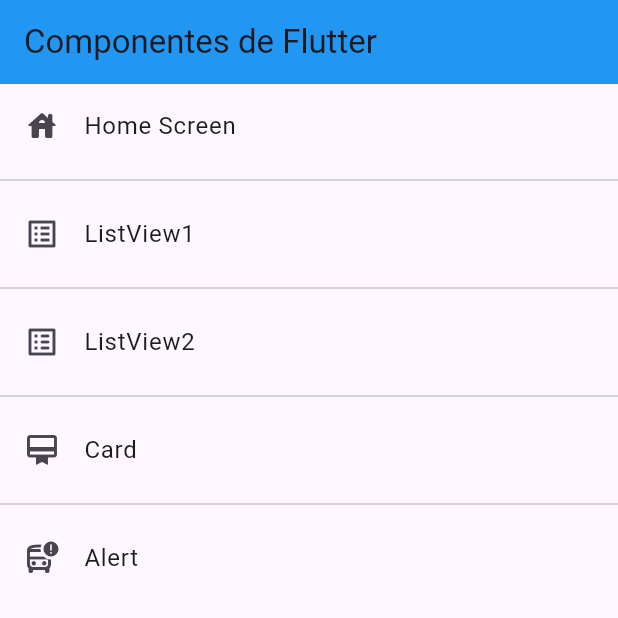
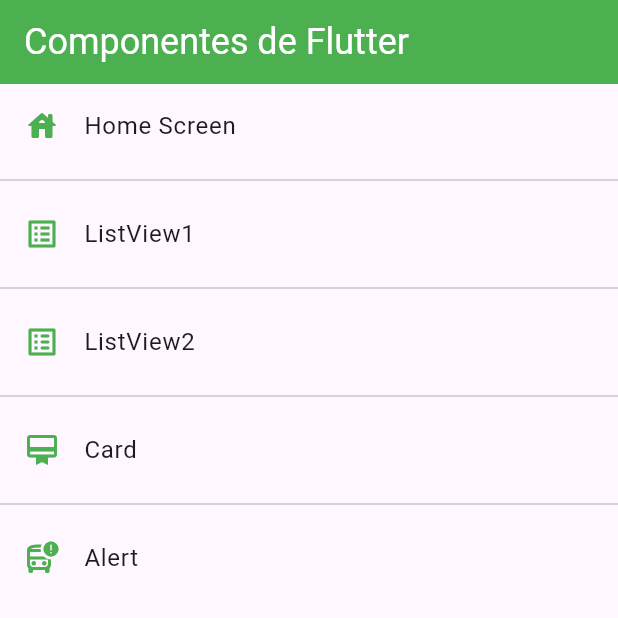
Before and after one commit to Guillermojs9/fl_componentes, a Flutter app: the screen it shows after launch, on a phone screen of 412 x 824 dp, the top half of it. Run offline on Flutter 3.47's test engine with Material 3 defaults, Android fonts, the phone set to English and light mode, and no system bars.

Commit message:
AppTheme

```diff
--- a/fl_componentes/lib/main.dart
+++ b/fl_componentes/lib/main.dart
@@ -1,5 +1,6 @@
 import 'package:fl_componentes/routes/app_routes.dart';
 import 'package:fl_componentes/screens/screens.dart';
+import 'package:fl_componentes/theme/app_theme.dart';
 import 'package:flutter/material.dart';
 
 void main() => runApp(const MyApp());
@@ -15,6 +16,7 @@ class MyApp extends StatelessWidget {
       initialRoute: AppRoutes.initialRoute,
       routes: AppRoutes.getAppRoutes(),
       onGenerateRoute: AppRoutes.onGenerateSettings,
+      theme: AppTheme.lightTheme,
     );
   }
 }
--- a/fl_componentes/lib/screens/home_screen.dart
+++ b/fl_componentes/lib/screens/home_screen.dart
@@ -10,7 +10,7 @@ class HomeScreen extends StatelessWidget {
     return Scaffold(
         appBar: AppBar(
           title: const Text("Componentes de Flutter"),
-          backgroundColor: Colors.blue,
+          //backgroundColor: Colors.blue,
         ),
         body: ListView.separated(
             itemBuilder: (context, index) => ListTile(
--- a/fl_componentes/lib/screens/listview2_screen.dart
+++ b/fl_componentes/lib/screens/listview2_screen.dart
@@ -10,7 +10,7 @@ class Listview2Screen extends StatelessWidget {
     return Scaffold(
         appBar: AppBar(
           title: const Text("ListView2"),
-          backgroundColor: Colors.blueAccent,
+          //backgroundColor: Colors.blueAccent,
         ),
         body: ListView.separated(
           itemBuilder: (context, index) => ListTile(
--- /dev/null
+++ b/fl_componentes/lib/theme/app_theme.dart
@@ -0,0 +1,12 @@
+import 'package:flutter/material.dart';
+
+class AppTheme {
+  //Color primario
+  static const Color primary = Colors.green;
+
+  static final ThemeData lightTheme = ThemeData.light().copyWith(
+    primaryColor: primary,
+    //AppBar Theme
+    appBarTheme: const AppBarTheme(color: primary, titleTextStyle: TextStyle(color: Colors.white, fontSize: 24)),
+    listTileTheme: const ListTileThemeData(iconColor: primary));
+}
```
